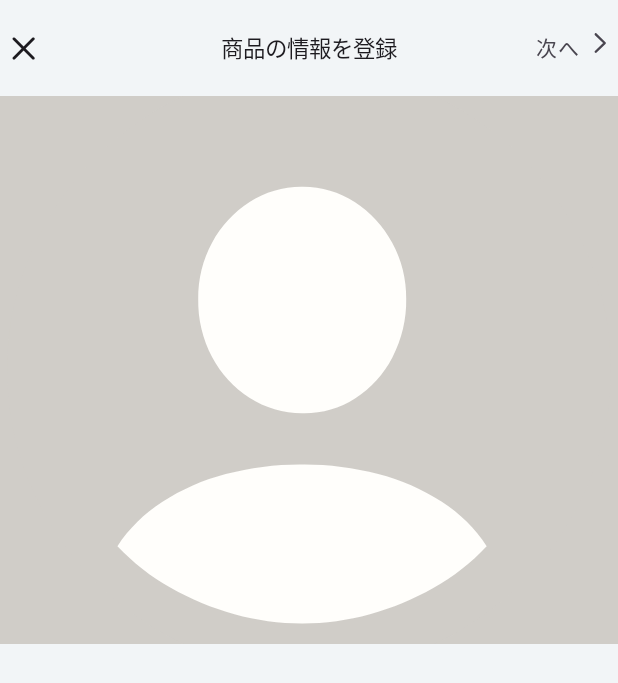
After one commit to AISWARYAJAYADAS/MY-APP, an Android app built with Jetpack Compose: the composable GalleryPickerScreen shown on its own in the app's theme, on a phone screen of 412 x 824 dp. The commit adds this screen. Shown: the top 683 px of the screen. Run offline under Robolectric (Android 15) with nearby library versions, the phone set to English and light mode, and no system bars; our stand-ins replace Dagger/Hilt's generated code; pictures from the network do not load; 1 statement that could not run was skipped.

Commit message:
Done Fetching Gallery Folder inside Gallery Picker screen

```diff
--- a/app/build.gradle.kts
+++ b/app/build.gradle.kts
@@ -4,6 +4,7 @@ plugins {
     id("com.google.devtools.ksp")
     id("com.google.dagger.hilt.android")
     id("com.google.gms.google-services")
+    id("kotlin-parcelize")
 }
 
 android {
--- a/app/src/main/AndroidManifest.xml
+++ b/app/src/main/AndroidManifest.xml
@@ -4,6 +4,10 @@
 
     <uses-permission android:name="android.permission.INTERNET" />
     <uses-permission android:name="android.permission.ACCESS_NETWORK_STATE" />
+
+    <uses-permission android:name="android.permission.READ_EXTERNAL_STORAGE" />
+    <uses-permission android:name="android.permission.READ_MEDIA_IMAGES" />
+
 
     <application
         android:name=".DotCApplication"
--- a/app/src/main/java/com/example/myapplication/MainScreen.kt
+++ b/app/src/main/java/com/example/myapplication/MainScreen.kt
@@ -196,7 +196,7 @@ fun AddFab(navController: NavHostController) {
             sheetState = sheetState
         ) {
 
-            CreateListingBottomSheetContent()
+            CreateListingBottomSheetContent(navController = navController)
 
         }
     }
--- /dev/null
+++ b/app/src/main/java/com/example/myapplication/gallery/GalleryPickerScreen.kt
@@ -0,0 +1,165 @@
+package com.example.myapplication.gallery
+
+import android.Manifest
+import android.content.Context
+import android.content.Intent
+import android.net.Uri
+import android.os.Build
+import android.provider.Settings
+import android.util.Log
+import androidx.activity.compose.rememberLauncherForActivityResult
+import androidx.activity.result.contract.ActivityResultContracts
+import androidx.annotation.RequiresApi
+import androidx.compose.foundation.background
+import androidx.compose.foundation.layout.*
+import androidx.compose.foundation.lazy.LazyColumn
+import androidx.compose.foundation.lazy.items
+import androidx.compose.material3.Button
+import androidx.compose.material3.ExperimentalMaterial3Api
+import androidx.compose.material3.Icon
+import androidx.compose.material3.Scaffold
+import androidx.compose.material3.Text
+import androidx.compose.runtime.*
+import androidx.compose.ui.Modifier
+import androidx.compose.ui.graphics.Color
+import androidx.compose.ui.layout.ContentScale
+import androidx.compose.ui.platform.LocalContext
+import androidx.compose.ui.res.painterResource
+import androidx.compose.ui.res.stringResource
+import androidx.compose.ui.unit.dp
+import androidx.compose.ui.unit.sp
+import androidx.hilt.navigation.compose.hiltViewModel
+import androidx.navigation.NavHostController
+import coil.compose.AsyncImage
+import coil.request.ImageRequest
+import com.example.myapplication.R
+import com.example.myapplication.components.CustomAppBar
+
+@OptIn(ExperimentalMaterial3Api::class)
+@Composable
+fun GalleryPickerScreen(navHostController: NavHostController) {
+    val galleryPickerViewModel = hiltViewModel<GalleryPickerViewModel>()
+    val context = LocalContext.current
+
+    var hasPermissions by remember { mutableStateOf(false) }
+    var showPermissionDeniedMessage by remember { mutableStateOf(false) }
+
+    val requiredPermissions = if (Build.VERSION.SDK_INT >= Build.VERSION_CODES.TIRAMISU) {
+        arrayOf(
+            Manifest.permission.READ_MEDIA_IMAGES
+        )
+    } else {
+        arrayOf(Manifest.permission.READ_EXTERNAL_STORAGE)
+    }
+
+    val permissionsLauncher = rememberLauncherForActivityResult(
+        contract = ActivityResultContracts.RequestMultiplePermissions()
+    ) { permissions ->
+        val allPermissionsGranted = permissions.values.all { it }
+        if (allPermissionsGranted) {
+            hasPermissions = true
+            Log.d("GalleryPickerScreen", "All required permissions granted")
+            galleryPickerViewModel.getGalleryFolders()
+        } else {
+            showPermissionDeniedMessage = true
+            Log.d("GalleryPickerScreen", "Permission denied")
+        }
+    }
+
+    LaunchedEffect(key1 = true) {
+        permissionsLauncher.launch(requiredPermissions)
+    }
+
+    Scaffold(
+        topBar = {
+            CustomAppBar(
+                title = R.string.create_listing_title_gallery,
+                navigationIcon = {
+                    Icon(painter = painterResource(id = R.drawable.ic_close), contentDescription = null)
+                },
+                actions = {
+                    Row {
+                        Text(text = stringResource(id = R.string.next), fontSize = 14.sp)
+                        Spacer(modifier = Modifier.width(4.dp))
+                        Icon(painter = painterResource(id = R.drawable.ic_next), contentDescription = null)
+                    }
+                }
+            )
+        }
+    ) {
+        Column(
+            modifier = Modifier
+                .fillMaxSize()
+                .padding(it)
+        ) {
+            AsyncImage(
+                model = ImageRequest.Builder(LocalContext.current)
+                    .data(galleryPickerViewModel.galleryClickedItem.value)
+                    .crossfade(true)
+                    .build(),
+                placeholder = painterResource(R.drawable.ic_profile_image_placeholder),
+                error = painterResource(id = R.drawable.ic_profile_image_placeholder),
+                contentDescription = null,
+                contentScale = ContentScale.Crop,
+                modifier = Modifier
+                    .fillMaxWidth()
+                    .height(365.dp)
+            )
+
+            if (hasPermissions) {
+                GalleryFolderList(galleryFolders = galleryPickerViewModel.galleryFolders.value)
+            } else {
+                if (showPermissionDeniedMessage) {
+                    PermissionDeniedMessage(context)
+                } else {
+                    Text(text = "Requesting permissions...")
+                }
+            }
+        }
+    }
+}
+
+@Composable
+fun PermissionDeniedMessage(context: Context) {
+    Column(
+        modifier = Modifier
+            .fillMaxSize()
+            .padding(16.dp)
+    ) {
+        Text(text = "Permission required to display gallery folders")
+        Spacer(modifier = Modifier.height(8.dp))
+        Button(onClick = {
+            val intent = Intent(Settings.ACTION_APPLICATION_DETAILS_SETTINGS)
+            val uri = Uri.fromParts("package", context.packageName, null)
+            intent.data = uri
+            context.startActivity(intent)
+        }) {
+            Text(text = "Open Settings")
+        }
+    }
+}
+
+@Composable
+fun GalleryFolderList(galleryFolders: List<GalleryFolder>) {
+    LazyColumn(
+        modifier = Modifier
+            .fillMaxWidth()
+            .padding(16.dp)
+    ) {
+        items(galleryFolders) { galleryFolder ->
+            Row(
+                modifier = Modifier
+                    .fillMaxWidth()
+                    .padding(vertical = 8.dp)
+                    .background(color = Color.LightGray)
+            ) {
+                Text(
+                    text = galleryFolder.name,
+                    color = Color.Black,
+                    modifier = Modifier
+                        .padding(16.dp)
+                )
+            }
+        }
+    }
+}
--- /dev/null
+++ b/app/src/main/java/com/example/myapplication/gallery/GalleryPickerViewModel.kt
@@ -0,0 +1,97 @@
+package com.example.myapplication.gallery
+
+import android.content.ContentResolver
+import android.content.Context
+import android.net.Uri
+import android.provider.MediaStore
+import android.util.Log
+import androidx.compose.runtime.mutableStateOf
+import androidx.lifecycle.MutableLiveData
+import androidx.lifecycle.ViewModel
+import androidx.lifecycle.viewModelScope
+import dagger.hilt.android.lifecycle.HiltViewModel
+import kotlinx.coroutines.CoroutineScope
+import kotlinx.coroutines.Dispatchers
+import kotlinx.coroutines.Job
+
+import kotlinx.coroutines.launch
+import kotlinx.coroutines.withContext
+import javax.inject.Inject
+
+@HiltViewModel
+class GalleryPickerViewModel @Inject constructor(
+    private val cr: ContentResolver?,
+) : ViewModel() {
+
+    var galleryClickedItem = MutableLiveData<String>()
+    val galleryFolders = mutableStateOf<List<GalleryFolder>>(emptyList())
+
+    private val completableJob = Job()
+    private val coroutineScope = CoroutineScope(Dispatchers.IO + completableJob)
+
+    val galleryFolderList = MutableLiveData<ArrayList<GalleryFolder>>()
+    val currentMediaFolder = MutableLiveData<String>()
+
+    fun getGalleryFolders() {
+        coroutineScope.launch {
+            val mediaFolderList = getMediaFolders()
+            galleryFolderList.postValue(mediaFolderList)
+            galleryFolders.value = mediaFolderList
+            if (mediaFolderList.isEmpty()) {
+                currentMediaFolder.postValue("")
+            }
+        }
+    }
+
+    suspend fun getMediaFolders(): ArrayList<GalleryFolder> {
+        val mediaFolders: ArrayList<GalleryFolder> = ArrayList()
+        withContext(Dispatchers.IO) {
+            val picPaths = ArrayList<String>()
+            val mediaUri = MediaStore.Files.getContentUri("external")
+
+            val projection = arrayOf(
+                MediaStore.Files.FileColumns.DATA,
+                MediaStore.Files.FileColumns.DISPLAY_NAME,
+                MediaStore.Files.FileColumns.MEDIA_TYPE,
+                MediaStore.Images.ImageColumns.BUCKET_DISPLAY_NAME
+            )
+
+            val selection = "${MediaStore.Files.FileColumns.MEDIA_TYPE}=" +
+                    "${MediaStore.Files.FileColumns.MEDIA_TYPE_IMAGE} AND (" +
+                    "${MediaStore.Images.Media.MIME_TYPE}=? OR " +
+                    "${MediaStore.Images.Media.MIME_TYPE}=? OR " +
+                    "${MediaStore.Images.Media.MIME_TYPE}=?)"
+            val selectionArgs = arrayOf("image/jpeg", "image/png", "image/jpg")
+
+            val cursor = cr?.query(mediaUri, projection, selection, selectionArgs, null)
+            cursor?.moveToFirst()
+            cursor?.let {
+                do {
+                    try {
+                        val folder = cursor.getString(cursor.getColumnIndexOrThrow(MediaStore.Images.ImageColumns.BUCKET_DISPLAY_NAME))
+                        val dataPath = cursor.getString(cursor.getColumnIndexOrThrow(MediaStore.Files.FileColumns.DATA))
+                        var folderPaths = dataPath.substring(0, dataPath.lastIndexOf("$folder/"))
+                        folderPaths = "$folderPaths$folder/"
+                        if (!picPaths.contains(folderPaths)) {
+                            picPaths.add(folderPaths)
+                            val item = GalleryFolder(folder, folderPaths, dataPath, false)
+                            item.addPics()
+                            mediaFolders.add(item)
+                        } else {
+                            for (i in mediaFolders.indices) {
+                                if (mediaFolders[i].folderPath == folderPaths) {
+                                    mediaFolders[i].firstPicPath = dataPath
+                                    mediaFolders[i].addPics()
+                                }
+                            }
+                        }
+                    } catch (e: Exception) {
+                        e.printStackTrace()
+                    }
+                } while (cursor.moveToNext())
+                cursor.close()
+            }
+        }
+        return mediaFolders
+    }
+}
--- a/app/src/main/java/com/example/myapplication/graphs/RootNavigationGraph.kt
+++ b/app/src/main/java/com/example/myapplication/graphs/RootNavigationGraph.kt
@@ -22,7 +22,7 @@ fun RootNavigationGraph(navController: NavHostController) {
         composable(route = Graph.MAIN_SCREEN_PAGE) {
             MainScreen()
         }
-        createListingNavGraph(navController)
+
 
 
     }
@@ -36,4 +36,5 @@ object Graph {
     const val MAIN_SCREEN_PAGE = "main_screen_graph"
     const val SETTINGS = "settings_graph"
     const val DETAILS = "details_graph"
+    const val CREATE_LISTING = "create_listing_graph"
 }
--- /dev/null
+++ b/app/src/main/res/drawable/ic_close.xml
@@ -0,0 +1,9 @@
+<vector xmlns:android="http://schemas.android.com/apk/res/android"
+    android:width="24dp"
+    android:height="24dp"
+    android:viewportWidth="24"
+    android:viewportHeight="24">
+    <path
+        android:fillColor="#1a2023"
+        android:pathData="M4.627,19.459a0.905,0.905 0,0 0,0.42 0.239,0.936 0.936,0 0,0 0.483,0 0.972,0.972 0,0 0,0.425 -0.239l5.781,-5.791 5.8,5.791a0.905,0.905 0,0 0,0.654 0.269,0.887 0.887,0 0,0 0.664,-0.269 0.91,0.91 0,0 0,0.273 -0.669,0.894 0.894,0 0,0 -0.264,-0.659l-5.8,-5.791 5.8,-5.781a0.9,0.9 0,0 0,0.264 -0.664,0.884 0.884,0 0,0 -0.273,-0.664 0.921,0.921 0,0 0,-0.664 -0.264,0.888 0.888,0 0,0 -0.654,0.264l-5.8,5.791L5.955,5.23a0.976,0.976 0,0 0,-0.908 -0.244,0.837 0.837,0 0,0 -0.42,0.244 0.932,0.932 0,0 0,-0.234 0.425,1.012 1.012,0 0,0 0,0.483 0.869,0.869 0,0 0,0.234 0.42L10.408,12.34 4.627,18.131a0.905,0.905 0,0 0,-0.239 0.42,0.992 0.992,0 0,0 0,0.488A0.837,0.837 0,0 0,4.627 19.459Z" />
+</vector>
--- /dev/null
+++ b/app/src/main/res/drawable/ic_next.xml
@@ -0,0 +1,9 @@
+<vector xmlns:android="http://schemas.android.com/apk/res/android"
+    android:width="17dp"
+    android:height="17dp"
+    android:viewportWidth="17"
+    android:viewportHeight="17">
+    <path
+        android:fillColor="#1a2023"
+        android:pathData="M13,8.5081A0.757,0.757 0,0 0,12.936 8.1951a0.776,0.776 0,0 0,-0.2 -0.266l-5.8,-5.68a0.762,0.762 0,0 0,-0.547 -0.227,0.774 0.774,0 0,0 -0.395,0.1 0.746,0.746 0,0 0,-0.277 0.277,0.774 0.774,0 0,0 -0.1,0.395 0.816,0.816 0,0 0,0.227 0.562L11.516,8.8911L11.516,8.1331L5.844,13.6721a0.771,0.771 0,0 0,-0.227 0.555,0.774 0.774,0 0,0 0.1,0.395 0.746,0.746 0,0 0,0.277 0.277,0.774 0.774,0 0,0 0.395,0.1 0.715,0.715 0,0 0,0.3 -0.063,0.924 0.924,0 0,0 0.246,-0.164l5.8,-5.672A0.833,0.833 0,0 0,13 8.5081Z" />
+</vector>
--- a/app/src/main/res/values/strings.xml
+++ b/app/src/main/res/values/strings.xml
@@ -34,6 +34,7 @@
 
     <!--App Bar-->
     <string name="back">戻る</string>
+    <string name="next">次へ</string>
 
 
     <!--Settings -->
@@ -56,6 +57,8 @@
     <string name="create_listing_bottom_sheet_title">出品する</string>
     <string name="create_listing_from_pdt">新しく出品する</string>
     <string name="create_listing_from_draft">下書きから出品する</string>
+    <string name="create_listing_title_gallery">商品の情報を登録</string>
+    <string name="gallery_title_for_profile_image">プロフィール画像変更</string>
 
 
 
```
Also changed, not shown: app/src/main/java/com/example/myapplication/MainActivity.kt (+3 -20 lines), app/src/main/java/com/example/myapplication/create_listing/CreateListingBottomSheetContent.kt (+16 -4 lines), app/src/main/java/com/example/myapplication/gallery/GalleryDataClass.kt (added, +30 -0 lines), app/src/main/java/com/example/myapplication/graphs/CreateListingNavGraph.kt (deleted, +0 -21 lines), app/src/main/java/com/example/myapplication/graphs/MainNavGraph.kt (+55 -0 lines), app/src/main/res/drawable/ic_camera_gallery.xml (added, +12 -0 lines).
